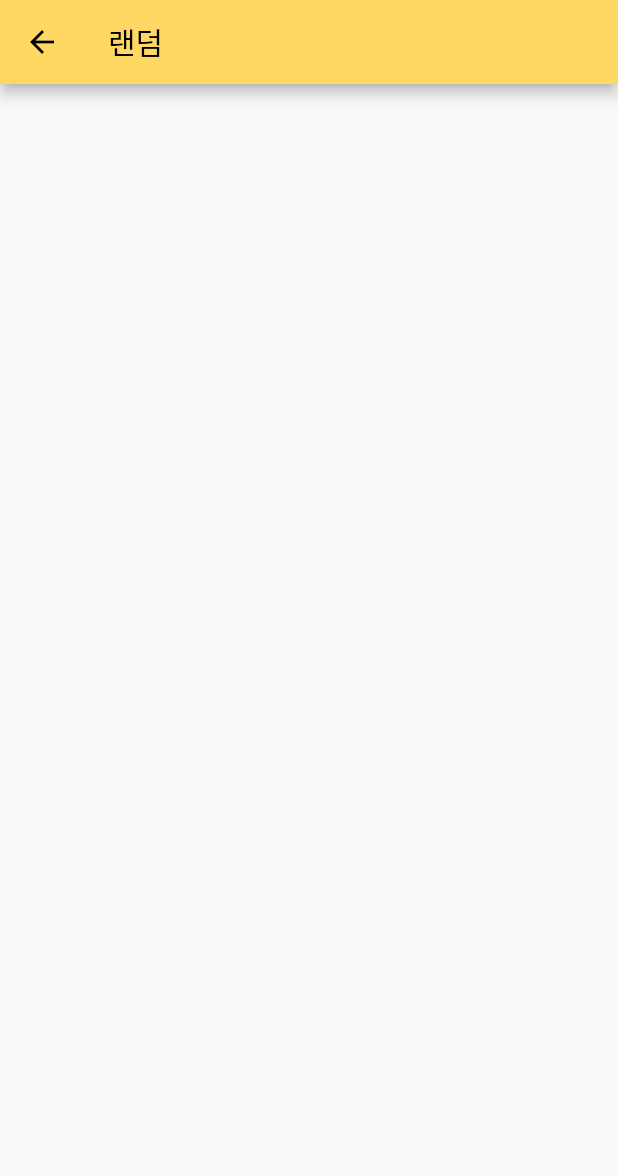
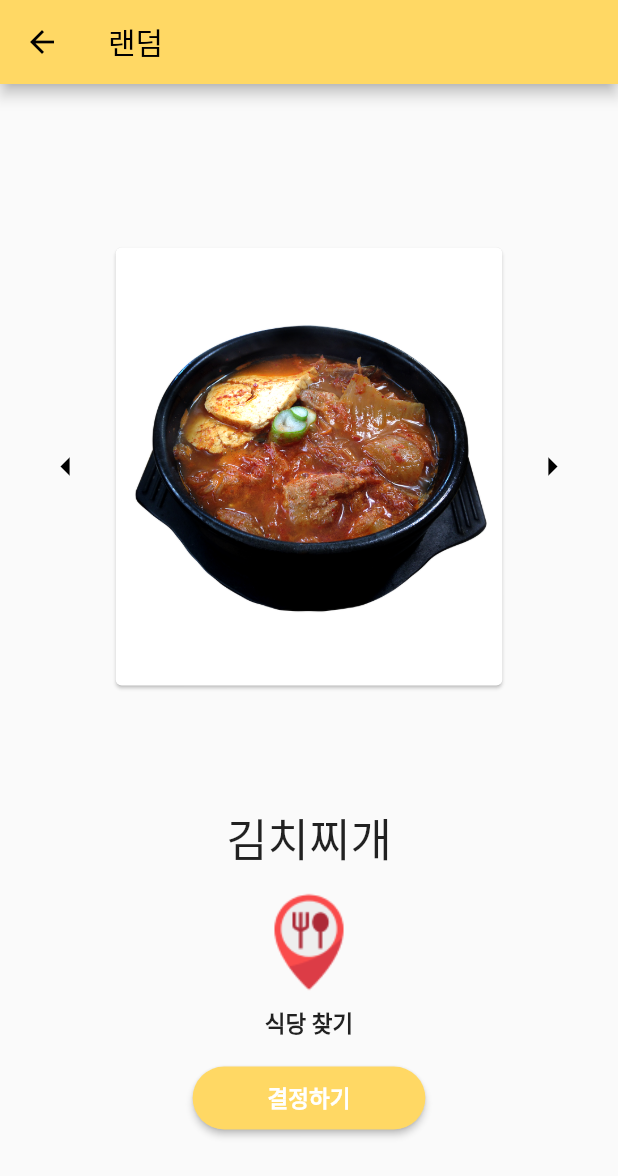
Before and after one commit to MeChuLee/MeChuLee, a Flutter app: the screen it shows after launch, after a tap on "랜덤", on a phone screen of 412 x 824 dp. Shown: the top 1176 px of the screen. Run offline on Flutter 3.47's test engine with Material 2 defaults, Android fonts, the light colour scheme and no system bars.

Commit message:
메뉴결과화면 구현

```diff
--- a/lib/menuResult.dart
+++ b/lib/menuResult.dart
@@ -3,7 +3,7 @@ import 'package:flutter/material.dart';
 class MenuResultScreen extends StatelessWidget {
   String title;
 
-  MenuResultScreen(this.title , {Key? key}) : super(key: key);
+  MenuResultScreen(this.title, {Key? key}) : super(key: key);
 
   @override
   Widget build(BuildContext context) {
@@ -22,7 +22,105 @@ class MenuResultScreen extends StatelessWidget {
           ),
           title: Text(title, style: const TextStyle(color: Colors.black)),
         ),
-        )
+        body: Column(
+          children: [
+            Expanded(
+              flex: 6,
+              child: Container(
+                margin: const EdgeInsets.fromLTRB(20, 30, 20, 0),
+                child: Row(
+                  mainAxisAlignment: MainAxisAlignment.spaceBetween,
+                  children: [
+                    Flexible(
+                      flex: 1,
+                      child: IconButton(
+                        onPressed: () {},
+                        icon: const Icon(
+                          Icons.arrow_left,
+                          color: Colors.black,
+                          size: 30,
+                        ),
+                      ),
+                    ),
+                    Expanded(
+                      flex: 5,
+                      child: SizedBox(
+                        width: 100,
+                        height: 300,
+                        child: Card(
+                          child: IconButton(
+                            onPressed: () {},
+                            icon: Image.asset("assets/foodExample.png"),
+                          ),
+                        ),
+                      ),
+                    ),
+                    Flexible(
+                      flex: 1,
+                      child: IconButton(
+                        onPressed: () {},
+                        icon: const Icon(
+                          Icons.arrow_right,
+                          color: Colors.black,
+                          size: 30,
+                        ),
+                      ),
+                    ),
+                  ],
+                ),
+              ),
+            ),
+            const Flexible(
+              flex: 1,
+              child: Text(
+                "김치찌개",
+                style: TextStyle(fontSize: 30),
+              ),
+            ),
+            Container(
+              margin: EdgeInsets.fromLTRB(0, 5, 0, 15),
+              child: Column(
+                children: [
+                  IconButton(
+                    onPressed: () {},
+                    iconSize: 70,
+                    icon: Image.asset(
+                      "assets/restaurantIcon.png",
+                      fit: BoxFit.fill,
+                    ),
+                  ),
+                  const Text("식당 찾기",
+                      style:
+                          TextStyle(fontSize: 15, fontWeight: FontWeight.bold)),
+                ],
+              ),
+            ),
+            Flexible(
+              flex: 1,
+              child: ElevatedButton(
+                onPressed: () {
+                  //@TODO 결정하기 기능
+                },
+                style: ElevatedButton.styleFrom(
+                  foregroundColor: Colors.white,
+                  backgroundColor: const Color(0xffffd864),
+                  padding: const EdgeInsets.fromLTRB(50, 10, 50, 10),
+                  shape: RoundedRectangleBorder(
+                    borderRadius: BorderRadius.circular(30),
+                  ),
+                ),
+                child: const Text(
+                  "결정하기",
+                  style: TextStyle(
+                    fontSize: 15,
+                    fontWeight: FontWeight.bold,
+                  ),
+                ),
+              ),
+            ),
+          ],
+        ),
+      ),
     );
   }
 }
```
Also changed, not shown: lib/main.dart (+14 -8 lines), lib/profileScreen.dart (+37 -15 lines), assets/foodExample.png (added), assets/restaurantIcon.png (added). Lines whose indentation alone changed are shown as unchanged.
